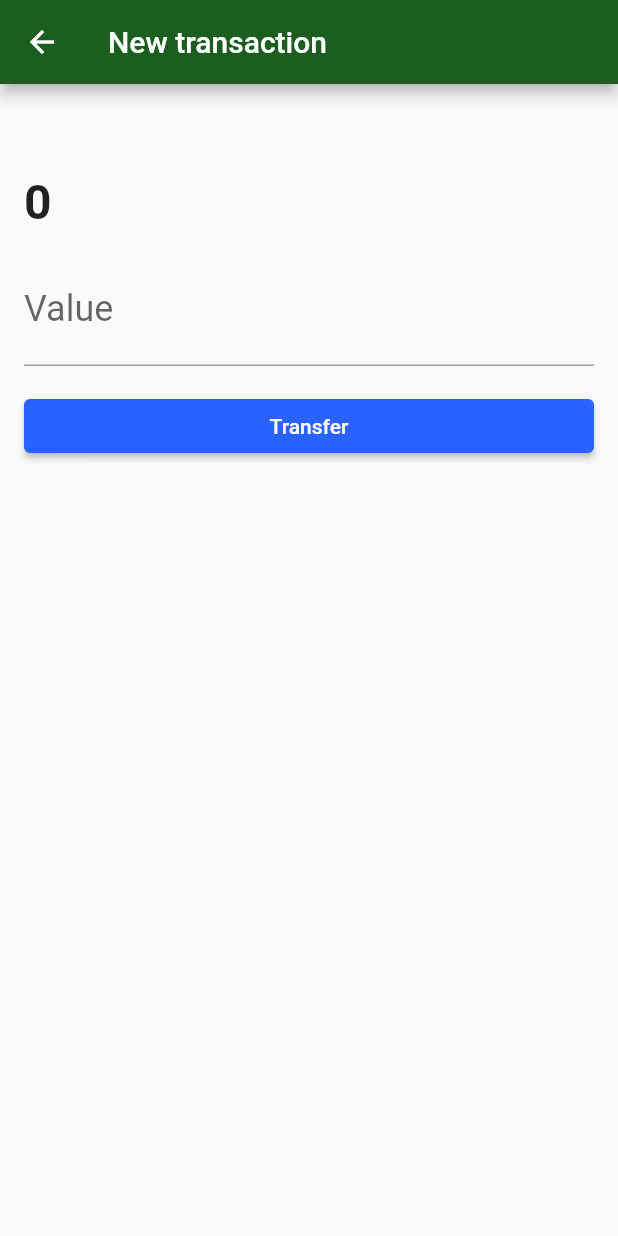
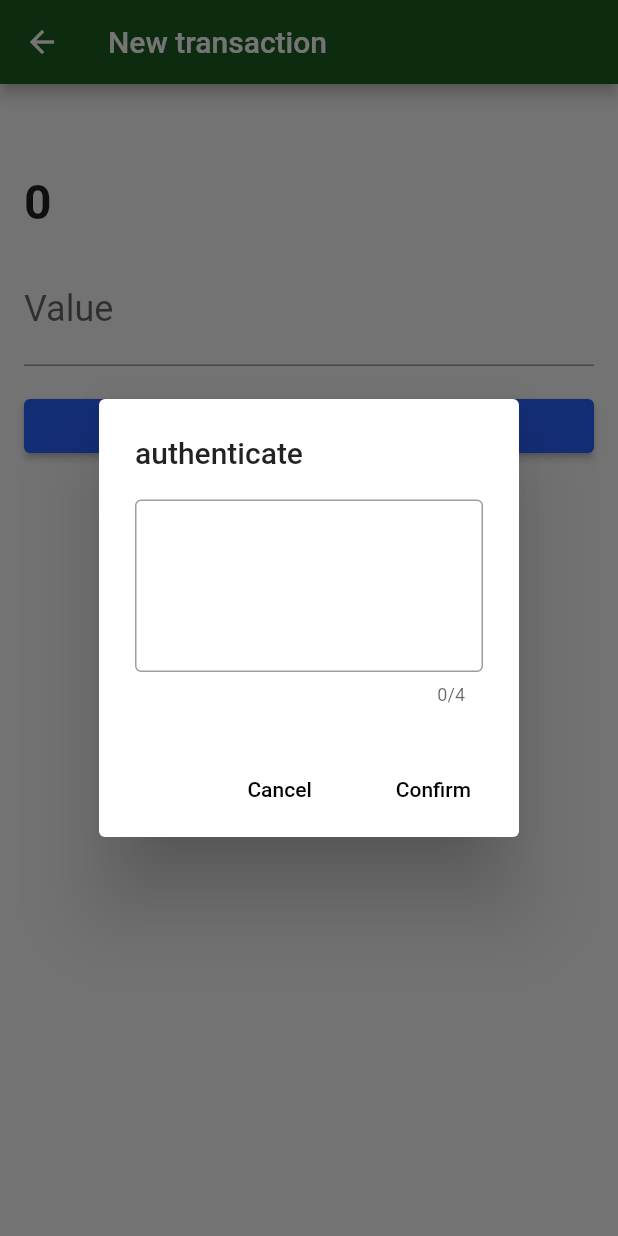
Before and after one commit to jpedro0/ByteBank-Alura-Origin, a Flutter app: the TransactionForm screen opened directly with empty values, after a tap on "Transfer", on a phone screen of 412 x 824 dp. Run offline on Flutter 3.47's test engine with Material 2 defaults, Android fonts, the phone set to English and light mode, and no system bars; our stand-ins replace sqflite; missing offline and left inert: http_interceptor; accounts and stored records are empty.

Commit message:
[TSK] Adicionando Transaction Dialog [NEW] Adicionando widget para autenticacao da traferencia utilizando o dialog

```diff
--- a/lib/http/webclients/transaction_webclient.dart
+++ b/lib/http/webclients/transaction_webclient.dart
@@ -4,11 +4,11 @@ import 'package:http/http.dart';
 import 'dart:convert';
 
 class TransactionWebClient {
-  Future<Transaction> save(Transaction transaction) async {
+  Future<Transaction> save(Transaction transaction, String password) async {
     final Response response = await client
         .post(
           baseUrl,
-          headers: {'Content-type': 'application/json', 'password': '1000'},
+          headers: {'Content-type': 'application/json', 'password': password},
           body: jsonEncode(transaction.toJson()),
         )
         .timeout(Duration(seconds: 5));
--- a/lib/screens/transaction_form.dart
+++ b/lib/screens/transaction_form.dart
@@ -1,4 +1,5 @@
 import 'package:bytebankorigin/http/webclients/transaction_webclient.dart';
+import 'package:bytebankorigin/widgets/transaction_auth_dialog.dart';
 import 'package:bytebankorigin/models/transaction.dart';
 import 'package:bytebankorigin/models/Contact.dart';
 import 'package:flutter/material.dart';
@@ -58,15 +59,22 @@ class _TransactionFormState extends State<TransactionForm> {
                 child: SizedBox(
                   width: double.maxFinite,
                   child: RaisedButton(
-                    child: Text('Transfer'), onPressed: () {
-                      final double value = double.tryParse(_valueController.text);
-                      final transactionCreated = Transaction(value, widget.contact);
-                      _webClient.save(transactionCreated).then((transaction) {
-                        if(transaction != null){
-                          Navigator.pop(context);
-                        }
-                      });
-                  },
+                    child: Text('Transfer'),
+                    onPressed: () {
+                      final double value =
+                          double.tryParse(_valueController.text);
+                      final transactionCreated =
+                          Transaction(value, widget.contact);
+                      showDialog(
+                          context: context,
+                          builder: (contextDialog) {
+                            return TransactionAuthDialog(
+                              onConfirm: (String password) {
+                                _save(transactionCreated, password, context);
+                              },
+                            );
+                          });
+                    },
                   ),
                 ),
               )
@@ -76,4 +84,13 @@ class _TransactionFormState extends State<TransactionForm> {
       ),
     );
   }
+
+  void _save(
+      Transaction transactionCreated, String password, BuildContext context) {
+    _webClient.save(transactionCreated, password).then((transaction) {
+      if (transaction != null) {
+        Navigator.pop(context);
+      }
+    });
+  }
 }
--- /dev/null
+++ b/lib/widgets/transaction_auth_dialog.dart
@@ -0,0 +1,48 @@
+import 'package:flutter/material.dart';
+
+class TransactionAuthDialog extends StatefulWidget {
+  final Function(String password) onConfirm;
+
+  const TransactionAuthDialog({
+    @required this.onConfirm,
+  });
+
+  @override
+  _TransactionAuthDialogState createState() => _TransactionAuthDialogState();
+}
+
+class _TransactionAuthDialogState extends State<TransactionAuthDialog> {
+  final TextEditingController _passwordController = TextEditingController();
+
+  @override
+  Widget build(BuildContext context) {
+    return AlertDialog(
+      title: Text('authenticate'),
+      content: TextField(
+        controller: _passwordController,
+        obscureText: true,
+        maxLength: 4,
+        textAlign: TextAlign.center,
+        keyboardType: TextInputType.number,
+        decoration: InputDecoration(border: OutlineInputBorder()),
+        style: TextStyle(
+          fontSize: 64,
+          letterSpacing: 24,
+        ),
+      ),
+      actions: <Widget>[
+        FlatButton(
+          onPressed: () => Navigator.pop(context),
+          child: Text('Cancel'),
+        ),
+        FlatButton(
+          onPressed: () {
+            widget.onConfirm(_passwordController.text);
+            Navigator.pop(context);
+          },
+          child: Text('Confirm'),
+        )
+      ],
+    );
+  }
+}
```
